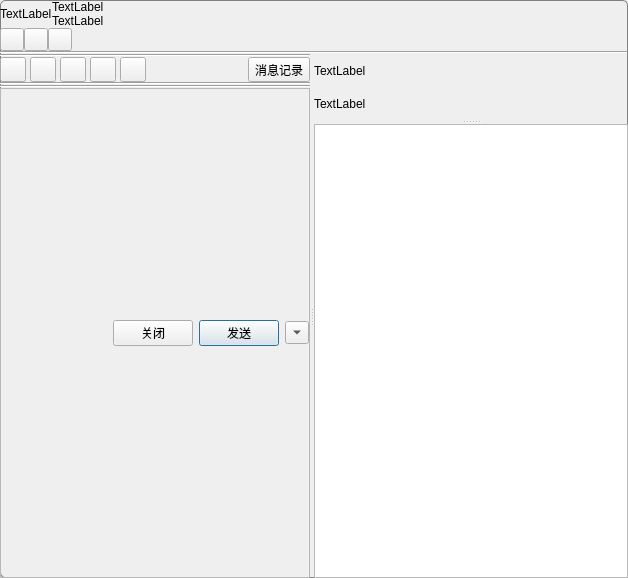
Old version of the form src/ui/qqgroupchatdlg.ui in the repository zhanlangsir/Qtqq.
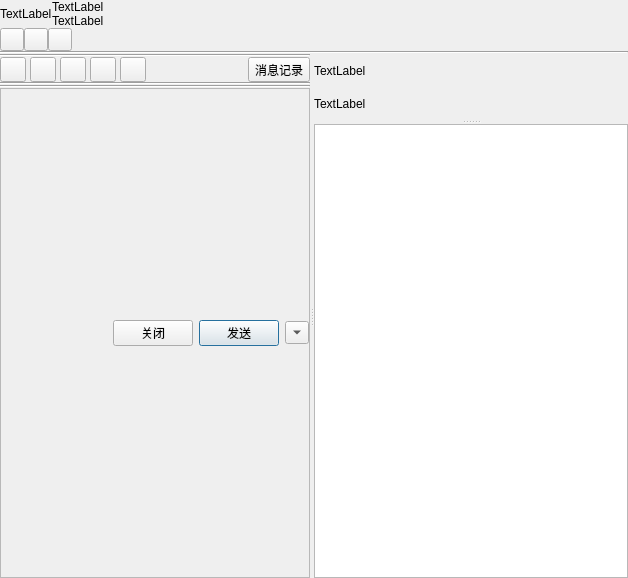
New version of the form.

```diff
--- a/src/ui/qqgroupchatdlg.ui
+++ b/src/ui/qqgroupchatdlg.ui
@@ -20,10 +20,7 @@
    <string>Dialog</string>
   </property>
   <property name="styleSheet">
-   <string notr="true">QWidget#QQGroupChatDlg {
-border-radius:5px;
-border:1px solid grey;
-}</string>
+   <string notr="true"/>
   </property>
   <layout class="QVBoxLayout" name="verticalLayout_4">
    <property name="spacing">
```
